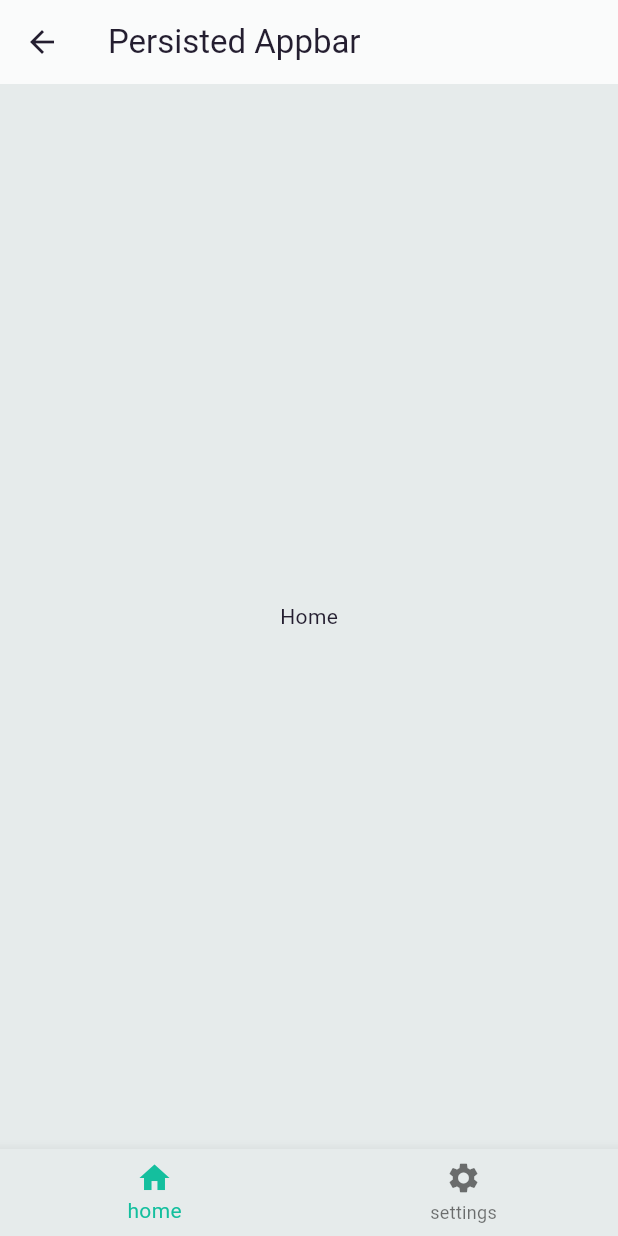
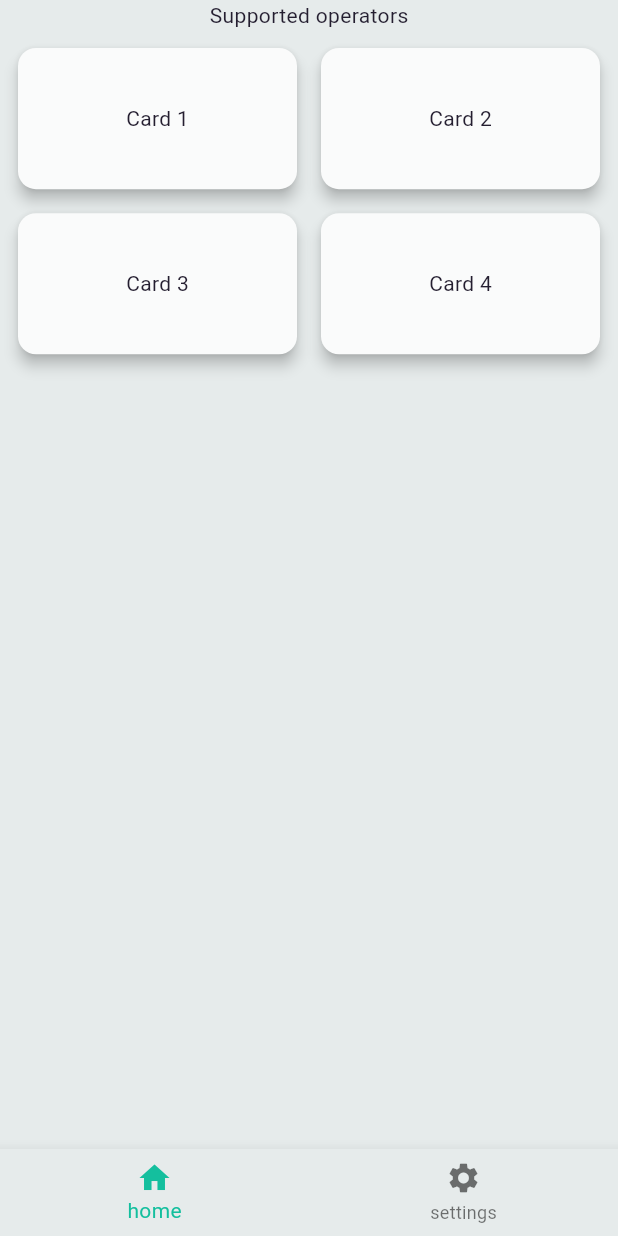
Before and after one commit to houssam15/easy_charge, a Flutter app: the screen it shows after launch, after a tap on "NEXT", on a phone screen of 412 x 824 dp. Run offline on Flutter 3.47's test engine with Material 3 defaults, Android fonts, the phone set to English and light mode, and no system bars; our stand-ins replace camera, dio, equatable, flutter_bloc, get_it, go_router and 1 more; missing offline and left inert: background_sms, google_mlkit_text_recognition, readsms, sim_card_info.

Commit message:
list of operators ui

```diff
--- a/lib/core/pages/bottom_navigation_page.dart
+++ b/lib/core/pages/bottom_navigation_page.dart
@@ -17,13 +17,19 @@ class _BottomNavigationPageState extends State<BottomNavigationPage> {
   @override
   Widget build(BuildContext context) {
     return Scaffold(
-      appBar: AppBar(
-        title: const Text("Persisted Appbar"),
-      ),
-      body: SafeArea(
+      body: _buildBody(),
+      bottomNavigationBar: _buildBottomNavigationBar(),
+    );
+  }
+
+  _buildBody(){
+    return SafeArea(
         child: widget.child
-      ),
-      bottomNavigationBar: BottomNavigationBar(
+    );
+  }
+
+  _buildBottomNavigationBar(){
+    return BottomNavigationBar(
         type: BottomNavigationBarType.fixed,
         currentIndex: widget.child.currentIndex,
         onTap: (index){
@@ -43,7 +49,6 @@ class _BottomNavigationPageState extends State<BottomNavigationPage> {
             label: 'settings',
           ),
         ]
-      ),
     );
   }
 }
--- a/lib/core/pages/home_page.dart
+++ b/lib/core/pages/home_page.dart
@@ -1,4 +1,5 @@
 import "package:flutter/material.dart";
+import "package:recharge_by_scan/core/widgets/operators_list.dart";
 
 class HomePage extends StatefulWidget {
   const HomePage({super.key});
@@ -10,8 +11,17 @@ class HomePage extends StatefulWidget {
 class _HomePageState extends State<HomePage> {
   @override
   Widget build(BuildContext context) {
-    return Center(
-        child:Text("Home")
+    return Scaffold(
+      body: _buildBody(),
+    );
+  }
+
+  _buildBody(){
+    return Column(
+      children: [
+        Text("Supported operators"),
+        OperatorsList()
+      ],
     );
   }
 }
--- /dev/null
+++ b/lib/core/widgets/operator_item.dart
@@ -0,0 +1,21 @@
+import "package:flutter/material.dart";
+
+class OperatorItem extends StatefulWidget {
+  final int index;
+  const OperatorItem({super.key,required this.index});
+
+  @override
+  State<OperatorItem> createState() => _OperatorItemState();
+}
+
+class _OperatorItemState extends State<OperatorItem> {
+  @override
+  Widget build(BuildContext context) {
+    return Card(
+        elevation: 4.0,
+        child: Center(
+          child: Text('Card ${widget.index+1}'),
+        ),
+    );
+  }
+}
--- /dev/null
+++ b/lib/core/widgets/operators_list.dart
@@ -0,0 +1,25 @@
+import "package:flutter/material.dart";
+import "package:recharge_by_scan/core/widgets/operator_item.dart";
+
+class OperatorsList extends StatefulWidget {
+  const OperatorsList({super.key});
+
+  @override
+  State<OperatorsList> createState() => _OperatorsListState();
+}
+
+class _OperatorsListState extends State<OperatorsList> {
+  @override
+  Widget build(BuildContext context) {
+    return Expanded(
+      child: GridView.count(
+        crossAxisCount: 2,
+        padding: const EdgeInsets.all(8.0),
+        crossAxisSpacing: 8.0,
+        mainAxisSpacing: 8.0,
+        childAspectRatio: 1.9,
+        children: List.generate(4, (index)=>OperatorItem(index: index)),
+      ),
+    );
+  }
+}
```
Also changed, not shown: assets/imgs/logo-light.png (added). Lines whose indentation alone changed are shown as unchanged.
